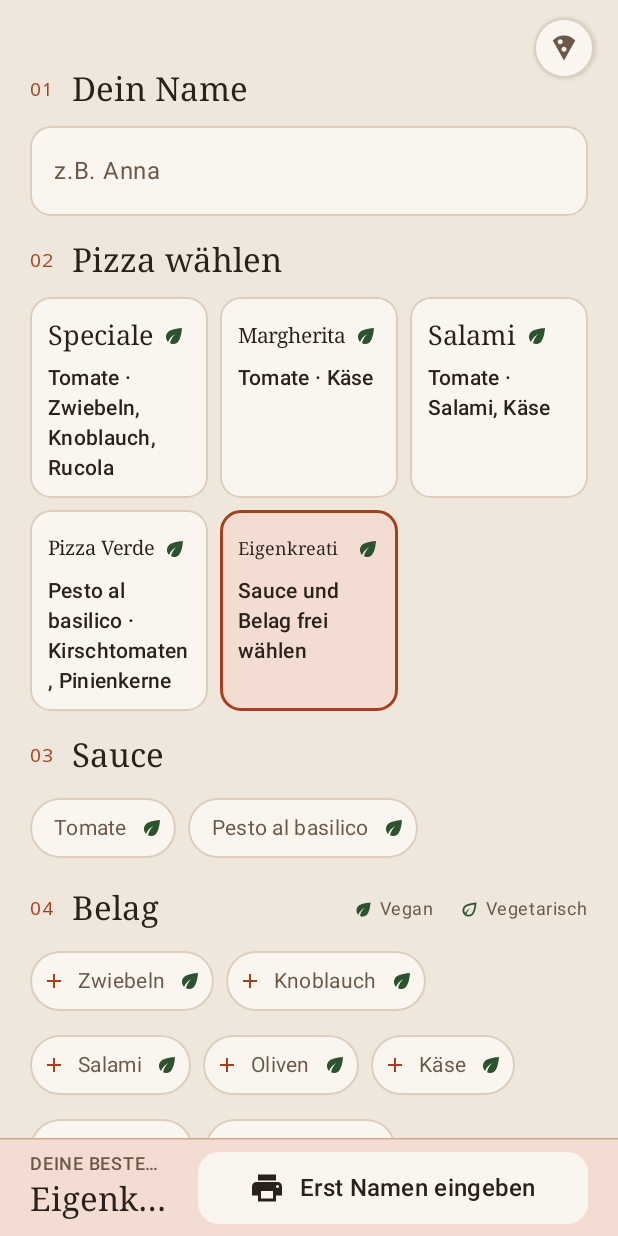
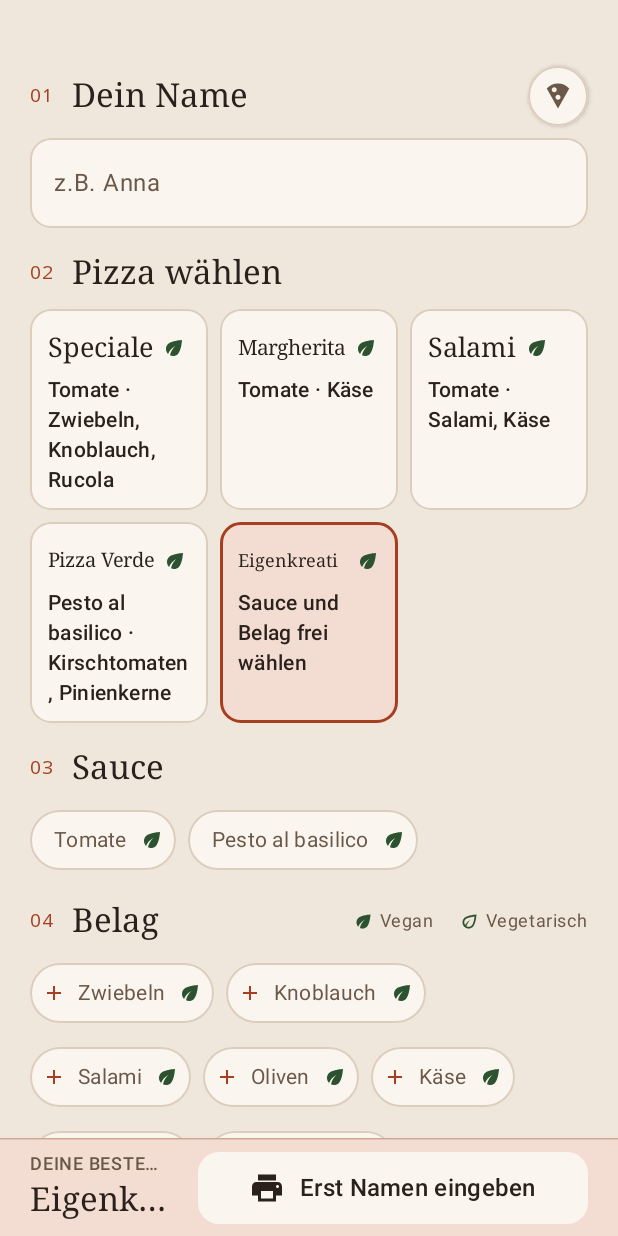
Before and after one commit to kaerbr/pizza-order, an Android app built with Jetpack Compose: the screen it shows after launch (MainActivity), after a tap on "Eigenkreation", on a phone screen of 412 x 824 dp. Run offline under Robolectric (Android 15) with nearby library versions, the phone set to English and light mode, and no system bars; libraries missing offline, so code that uses them is left out: com.dantsu.escposprinter; pictures from the network do not load.

Commit message:
feat: Schnellmenü-Knopf in einer Zeile mit „Dein Name“
Der Knopf sitzt jetzt auf Höhe der ersten Überschrift und schließt
rechts bündig mit dem Formular ab. Die Überschriftszeile ist dafür so
hoch wie der Knopf, beide sind vertikal zentriert. Die gemeinsamen
Maße liegen als Konstanten in OrderScreen.kt. Die Bestellliste beginnt
unterhalb des Knopfs.

Co-Authored-By: Claude Opus 5.5 <noreply@anthropic.com>
Claude-Session: https://claude.ai/code/session_01KSFfrpMrVTAPuhwNFp2JYS

```diff
--- a/app/src/main/java/io/github/kaerbr/pizzaorder/MainActivity.kt
+++ b/app/src/main/java/io/github/kaerbr/pizzaorder/MainActivity.kt
@@ -90,7 +90,10 @@ import androidx.compose.ui.unit.dp
 import androidx.lifecycle.Lifecycle
 import androidx.lifecycle.compose.LifecycleEventEffect
 import androidx.lifecycle.compose.collectAsStateWithLifecycle
+import io.github.kaerbr.pizzaorder.ui.FormSidePadding
+import io.github.kaerbr.pizzaorder.ui.FormTop
 import io.github.kaerbr.pizzaorder.ui.OrderScreen
+import io.github.kaerbr.pizzaorder.ui.QuickMenuSize
 import io.github.kaerbr.pizzaorder.ui.OrdersListScreen
 import io.github.kaerbr.pizzaorder.ui.PatternLock
 import io.github.kaerbr.pizzaorder.ui.SettingsScreen
@@ -281,7 +284,7 @@ private fun BoxScope.QuickMenu(
     if (open) Box(Modifier.matchParentSize().clickable(interactionSource = null, indication = null) { open = false })
 
     Column(
-        Modifier.align(Alignment.TopEnd).padding(top = 12.dp, end = 16.dp),
+        Modifier.align(Alignment.TopEnd).padding(top = FormTop, end = FormSidePadding),
         horizontalAlignment = Alignment.End,
         verticalArrangement = Arrangement.spacedBy(8.dp),
     ) {
@@ -294,7 +297,7 @@ private fun BoxScope.QuickMenu(
                 contentColor = if (open) colors.primary else colors.onSurfaceVariant,
                 border = BorderStroke(1.dp, colors.outline),
                 shadowElevation = 2.dp,
-                modifier = Modifier.size(40.dp),
+                modifier = Modifier.size(QuickMenuSize),
             ) {
                 Box(contentAlignment = Alignment.Center) {
                     Crossfade(open, label = "quickMenu") { isOpen ->
--- a/app/src/main/java/io/github/kaerbr/pizzaorder/ui/OrderScreen.kt
+++ b/app/src/main/java/io/github/kaerbr/pizzaorder/ui/OrderScreen.kt
@@ -64,6 +64,7 @@ import androidx.compose.ui.text.font.FontFamily
 import androidx.compose.ui.text.font.FontWeight
 import androidx.compose.ui.text.input.KeyboardCapitalization
 import androidx.compose.ui.text.style.TextOverflow
+import androidx.compose.ui.unit.Dp
 import androidx.compose.ui.unit.dp
 import androidx.compose.ui.unit.em
 import androidx.compose.ui.unit.sp
@@ -75,6 +76,12 @@ import io.github.kaerbr.pizzaorder.Topping
 
 private const val CUSTOM_NAME = "Eigenkreation"
 private const val NOTE_MAX = 160
+
+// The floating quick menu (MainActivity) sits in the "01 Dein Name" row: same top edge, and that
+// heading row is exactly as tall as the button so both centre on one line.
+internal val FormTop = 44.dp
+internal val FormSidePadding = 20.dp
+internal val QuickMenuSize = 40.dp
 
 @OptIn(ExperimentalLayoutApi::class)
 @Composable
@@ -113,13 +120,12 @@ fun OrderScreen(
                 .weight(1f)
                 .fillMaxWidth()
                 .verticalScroll(rememberScrollState())
-                // Top room for the floating page switch (MainActivity), which must not reach into the name field.
-                .padding(start = 20.dp, end = 20.dp, top = 44.dp, bottom = 16.dp),
+                .padding(start = FormSidePadding, end = FormSidePadding, top = FormTop, bottom = 16.dp),
             horizontalAlignment = Alignment.CenterHorizontally,
         ) {
             // Spacing tuned so the whole form fits one portrait screen of the 8.7" party tablet (~600×1000dp).
             Column(Modifier.widthIn(max = 920.dp), verticalArrangement = Arrangement.spacedBy(14.dp)) {
-                Section("01", "Dein Name") {
+                Section("01", "Dein Name", headerHeight = QuickMenuSize) {
                     OutlinedTextField(
                         value = customer,
                         onValueChange = { customer = it },
@@ -342,9 +348,15 @@ private fun fieldColors() = OutlinedTextFieldDefaults.colors(
 )
 
 @Composable
-private fun Section(step: String, title: String, trailing: @Composable () -> Unit = {}, content: @Composable () -> Unit) {
+private fun Section(
+    step: String,
+    title: String,
+    trailing: @Composable () -> Unit = {},
+    headerHeight: Dp = Dp.Unspecified,
+    content: @Composable () -> Unit,
+) {
     Column(verticalArrangement = Arrangement.spacedBy(8.dp)) {
-        Row(verticalAlignment = Alignment.CenterVertically, horizontalArrangement = Arrangement.spacedBy(12.dp)) {
+        Row(Modifier.heightIn(min = headerHeight), verticalAlignment = Alignment.CenterVertically, horizontalArrangement = Arrangement.spacedBy(12.dp)) {
             Text(step, style = MaterialTheme.typography.labelMedium, fontFamily = FontFamily.Monospace, color = MaterialTheme.colorScheme.primary)
             Text(title, style = MaterialTheme.typography.headlineSmall.copy(fontSize = MaterialTheme.typography.titleLarge.fontSize), modifier = Modifier.weight(1f))
             trailing()
--- a/app/src/main/java/io/github/kaerbr/pizzaorder/ui/OrdersListScreen.kt
+++ b/app/src/main/java/io/github/kaerbr/pizzaorder/ui/OrdersListScreen.kt
@@ -68,8 +68,8 @@ fun OrdersListScreen(
     Box(modifier.fillMaxSize(), contentAlignment = Alignment.TopCenter) {
         LazyColumn(
             Modifier.widthIn(max = 920.dp),
-            // Extra top room: the floating page switch (MainActivity) sits over the top-right corner.
-            contentPadding = PaddingValues(start = 32.dp, end = 32.dp, top = 64.dp, bottom = 32.dp),
+            // List starts below the floating quick menu (MainActivity), which has no heading row to sit in here.
+            contentPadding = PaddingValues(start = 32.dp, end = 32.dp, top = FormTop + QuickMenuSize + 12.dp, bottom = 32.dp),
             verticalArrangement = Arrangement.spacedBy(10.dp),
         ) {
             if (orders.isEmpty()) item { EmptyState() }
```
